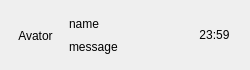
The window that listitemwidget.ui (Liupeter01/chatting-client) describes before a commit, drawn with Qt 5.
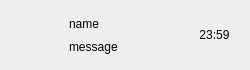
The same window after the commit.

The edit to the form file:
```diff
--- a/listitemwidget.ui
+++ b/listitemwidget.ui
@@ -57,12 +57,12 @@
        <widget class="QLabel" name="user_avator">
         <property name="maximumSize">
          <size>
-          <width>45</width>
-          <height>45</height>
+          <width>60</width>
+          <height>60</height>
          </size>
         </property>
         <property name="text">
-         <string>Avator</string>
+         <string/>
         </property>
         <property name="alignment">
          <set>Qt::AlignmentFlag::AlignCenter</set>
```
